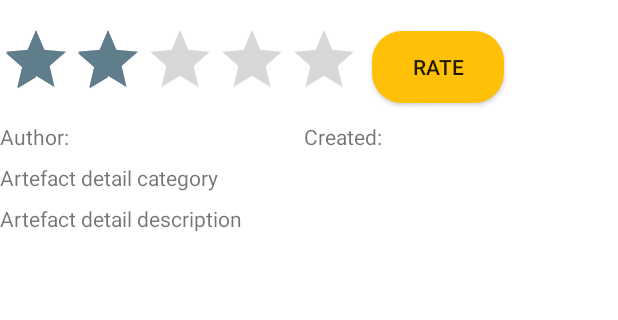
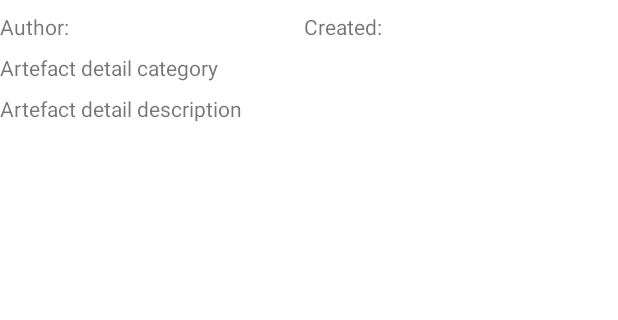
Before and after one commit to CivitasHaw/Civitas, an Android app: the layout fragment_artefact_detail.xml on its own in the app's theme, with its tools: preview values and no code run, on a phone screen of 412 x 824 dp, the part 600-920 px from its top. Run offline under Robolectric (Android 15) with nearby library versions, the phone set to English and light mode, and no system bars.

Commit message:
hide the ratingBar. Implementation is not important so far...

```diff
--- a/app/src/main/res/layout/cardview_artefact.xml
+++ b/app/src/main/res/layout/cardview_artefact.xml
@@ -67,6 +67,7 @@
         <LinearLayout
             android:layout_width="match_parent"
             android:layout_height="wrap_content"
+            android:visibility="gone"
             android:orientation="horizontal">
 
             <RatingBar
--- a/app/src/main/res/layout/fragment_artefact_detail.xml
+++ b/app/src/main/res/layout/fragment_artefact_detail.xml
@@ -74,7 +74,8 @@
                 android:layout_width="match_parent"
                 android:layout_height="wrap_content"
                 android:orientation="horizontal"
-                android:paddingTop="16dp">
+                android:paddingTop="16dp"
+                android:visibility="gone">
 
                 <RatingBar
                     android:id="@+id/ratingbar_artefact_detail"
@@ -102,7 +103,7 @@
                 android:text="@string/artefact_detail_name"
                 android:textSize="18sp"
                 android:textStyle="bold"
-                android:visibility="gone"/>
+                android:visibility="gone" />
 
             <LinearLayout
                 android:layout_width="match_parent"
```
